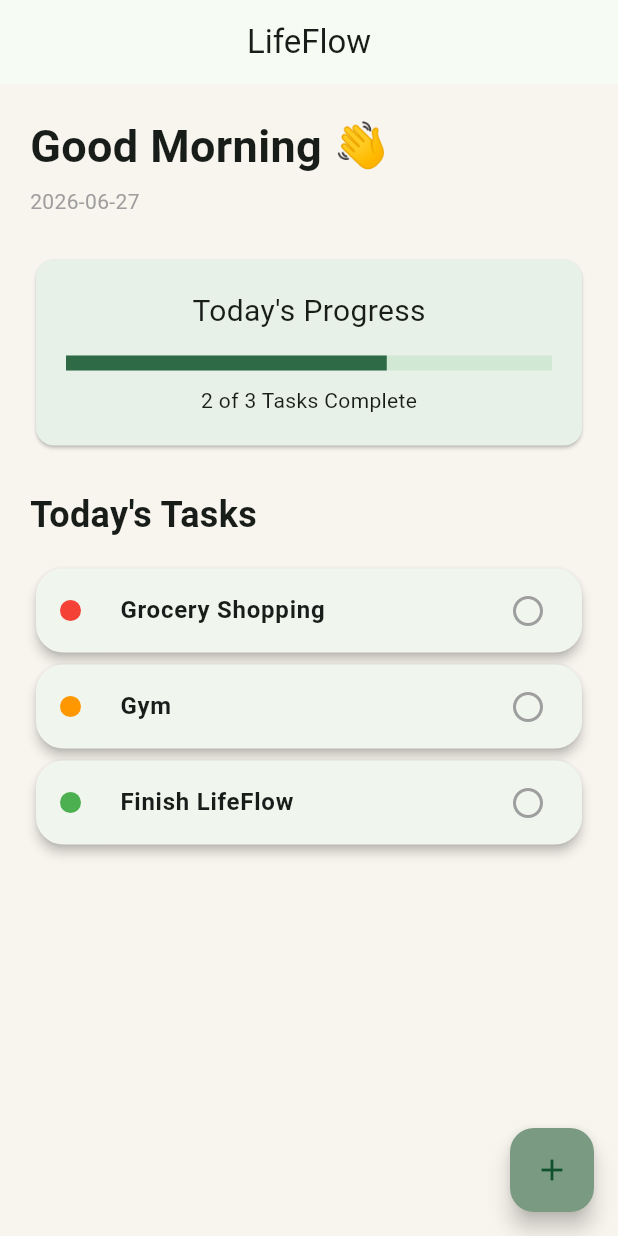
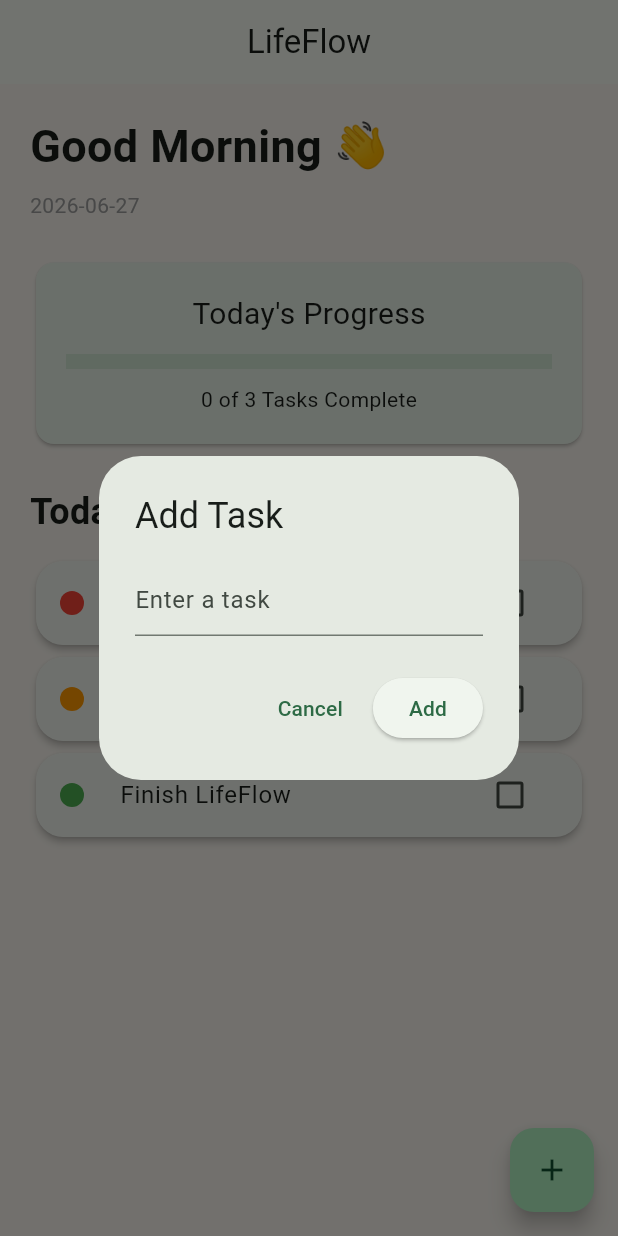
Before and after one commit to velquitas/LifeFlow, a Flutter app: the screen it shows after launch, after a tap on the "add" icon, on a phone screen of 412 x 824 dp. Run offline on Flutter 3.47's test engine with Material 3 defaults, Android fonts, the phone set to English and light mode, and no system bars; our stand-ins replace shared_preferences.

Commit message:
Reorganize screens into feature folders

```diff
--- /dev/null
+++ b/lib/models/task.dart
@@ -0,0 +1,29 @@
+import 'package:flutter/material.dart';
+
+class Task {
+  String title;
+  Color priorityColor;
+  bool isCompleted;
+
+  Task({
+    required this.title,
+    required this.priorityColor,
+    this.isCompleted = false,
+  });
+
+  Map<String, dynamic> toJson() {
+    return {
+      'title': title,
+      'priorityColor': priorityColor.toARGB32(),
+      'isCompleted': isCompleted,
+    };
+  }
+
+  factory Task.fromJson(Map<String, dynamic> json) {
+    return Task(
+      title: json['title'],
+      priorityColor: Color(json['priorityColor']),
+      isCompleted: json['isCompleted'],
+    );
+  }
+}
--- /dev/null
+++ b/lib/screens/Home/home_screen.dart
@@ -0,0 +1,201 @@
+import 'package:flutter/material.dart';
+
+import '../../models/task.dart';
+import '../../services/storage_service.dart';
+import '../../widgets/task_card.dart';
+
+class HomeScreen extends StatefulWidget {
+  const HomeScreen({super.key});
+
+  @override
+  State<HomeScreen> createState() => _HomeScreenState();
+}
+
+class _HomeScreenState extends State<HomeScreen> {
+  final TextEditingController taskController = TextEditingController();
+
+  final List<Task> tasks = [
+    Task(title: "Grocery Shopping", priorityColor: Colors.red),
+    Task(title: "Gym", priorityColor: Colors.orange),
+    Task(title: "Finish LifeFlow", priorityColor: Colors.green),
+  ];
+
+  int get completedTasks =>
+      tasks.where((t) => t.isCompleted).length;
+
+  double get progress =>
+      tasks.isEmpty ? 0 : completedTasks / tasks.length;
+
+  @override
+  void initState() {
+    super.initState();
+    loadTasks();
+  }
+
+  Future<void> loadTasks() async {
+    final saved = await StorageService.loadTasks();
+
+    if (!mounted) return;
+
+    if (saved.isNotEmpty) {
+      setState(() {
+        tasks
+          ..clear()
+          ..addAll(saved);
+      });
+    }
+  }
+
+  Future<void> saveTasks() async {
+    await StorageService.saveTasks(tasks);
+  }
+
+  @override
+  void dispose() {
+    taskController.dispose();
+    super.dispose();
+  }
+
+  void _showAddTaskDialog() {
+    showDialog(
+      context: context,
+      builder: (_) => AlertDialog(
+        title: const Text("Add Task"),
+        content: TextField(
+          controller: taskController,
+          decoration:
+              const InputDecoration(hintText: "Enter a task"),
+        ),
+        actions: [
+          TextButton(
+            onPressed: () => Navigator.pop(context),
+            child: const Text("Cancel"),
+          ),
+          ElevatedButton(
+            onPressed: () {
+              if (taskController.text.trim().isEmpty) return;
+
+              setState(() {
+                tasks.add(
+                  Task(
+                    title: taskController.text.trim(),
+                    priorityColor: Colors.blue,
+                  ),
+                );
+              });
+
+              saveTasks();
+              taskController.clear();
+
+              Navigator.pop(context);
+            },
+            child: const Text("Add"),
+          ),
+        ],
+      ),
+    );
+  }
+
+  @override
+  Widget build(BuildContext context) {
+    return Scaffold(
+      appBar: AppBar(
+        title: const Text("LifeFlow"),
+        centerTitle: true,
+      ),
+      floatingActionButton: FloatingActionButton(
+        onPressed: _showAddTaskDialog,
+        child: const Icon(Icons.add),
+      ),
+      body: Padding(
+        padding: const EdgeInsets.all(20),
+        child: ListView(
+          children: [
+            const Text(
+              "Good Morning 👋",
+              style: TextStyle(
+                fontSize: 30,
+                fontWeight: FontWeight.bold,
+              ),
+            ),
+            const SizedBox(height: 8),
+            Text(
+              DateTime.now().toString().substring(0, 10),
+              style: const TextStyle(color: Colors.grey),
+            ),
+            const SizedBox(height: 24),
+            Card(
+              color: const Color(0xFFE8F1E7),
+              child: Padding(
+                padding: const EdgeInsets.all(20),
+                child: Column(
+                  children: [
+                    const Text(
+                      "Today's Progress",
+                      style: TextStyle(fontSize: 20),
+                    ),
+                    const SizedBox(height: 12),
+                    LinearProgressIndicator(
+                      value: progress,
+                      minHeight: 10,
+                    ),
+                    const SizedBox(height: 10),
+                    Text(
+                      "$completedTasks of ${tasks.length} Tasks Complete",
+                    ),
+                  ],
+                ),
+              ),
+            ),
+            const SizedBox(height: 24),
+            const Text(
+              "Today's Tasks",
+              style: TextStyle(
+                fontSize: 24,
+                fontWeight: FontWeight.bold,
+              ),
+            ),
+            const SizedBox(height: 12),
+            ...tasks.map((task) {
+              return Dismissible(
+                key: ValueKey(task.title),
+                background: Container(
+                  color: Colors.red,
+                  alignment: Alignment.centerRight,
+                  padding: const EdgeInsets.only(right: 20),
+                  child: const Icon(
+                    Icons.delete,
+                    color: Colors.white,
+                  ),
+                ),
+                onDismissed: (_) {
+                  setState(() {
+                    tasks.remove(task);
+                  });
+                  saveTasks();
+
+                  ScaffoldMessenger.of(context).showSnackBar(
+                    SnackBar(
+                      content: Text("${task.title} deleted"),
+                    ),
+                  );
+                },
+                child: TaskCard(
+                  title: task.title,
+                  priorityColor: task.priorityColor,
+                  isCompleted: task.isCompleted,
+                  onTap: () {
+                    setState(() {
+                      task.isCompleted = !task.isCompleted;
+                    });
+                    saveTasks();
+                  },
+                ),
+              );
+            }),
+          ],
+        ),
+      ),
+    );
+  }
+}
--- a/lib/main.dart
+++ b/lib/screens/Home/main.dart
@@ -1,5 +1,5 @@
 import 'package:flutter/material.dart';
-import 'screens/home_screen.dart';
+import 'home_screen.dart';
 
 void main() {
   runApp(const LifeFlowApp());
--- a/lib/screens/home_screen.dart
+++ /dev/null
@@ -1,96 +0,0 @@
-import 'package:flutter/material.dart';
-import '../widgets/task_card.dart';
-
-class HomeScreen extends StatelessWidget {
-  const HomeScreen({super.key});
-
-  @override
-  Widget build(BuildContext context) {
-    return Scaffold(
-      appBar: AppBar(
-        title: const Text("LifeFlow"),
-        centerTitle: true,
-      ),
-      floatingActionButton: FloatingActionButton(
-        backgroundColor: const Color(0xFF7A9B82),
-        onPressed: () {},
-        child: const Icon(Icons.add),
-      ),
-      body: Padding(
-        padding: const EdgeInsets.all(20),
-        child: ListView(
-          children: [
-
-            const Text(
-              "Good Morning 👋",
-              style: TextStyle(
-                fontSize: 30,
-                fontWeight: FontWeight.bold,
-              ),
-            ),
-
-            const SizedBox(height: 5),
-
-            Text(
-              DateTime.now().toString().substring(0,10),
-              style: const TextStyle(
-                color: Colors.grey,
-              ),
-            ),
-
-            const SizedBox(height: 25),
-
-            Card(
-              color: const Color(0xFFE8F1E7),
-              child: const Padding(
-                padding: EdgeInsets.all(20),
-                child: Column(
-                  children: [
-                    Text(
-                      "Today's Progress",
-                      style: TextStyle(fontSize:20),
-                    ),
-                    SizedBox(height:15),
-                    LinearProgressIndicator(
-                      value: .66,
-                      minHeight:10,
-                    ),
-                    SizedBox(height:10),
-                    Text("2 of 3 Tasks Complete")
-                  ],
-                ),
-              ),
-            ),
-
-            const SizedBox(height:25),
-
-            const Text(
-              "Today's Tasks",
-              style: TextStyle(
-                fontSize:24,
-                fontWeight: FontWeight.bold,
-              ),
-            ),
-
-            const SizedBox(height:15),
-
-            const TaskCard(
-              title: "Grocery Shopping",
-              priorityColor: Colors.red,
-            ),
-
-            const TaskCard(
-              title: "Gym",
-              priorityColor: Colors.orange,
-            ),
-
-            const TaskCard(
-              title: "Finish LifeFlow",
-              priorityColor: Colors.green,
-            ),
-          ],
-        ),
-      ),
-    );
-  }
-}
--- /dev/null
+++ b/lib/services/storage_service.dart
@@ -0,0 +1,32 @@
+import 'dart:convert';
+
+import 'package:shared_preferences/shared_preferences.dart';
+
+import '../models/task.dart';
+
+class StorageService {
+  static const _taskKey = 'tasks';
+
+  static Future<void> saveTasks(List<Task> tasks) async {
+    final prefs = await SharedPreferences.getInstance();
+
+    final taskList =
+        tasks.map((task) => jsonEncode(task.toJson())).toList();
+
+    await prefs.setStringList(_taskKey, taskList);
+  }
+
+  static Future<List<Task>> loadTasks() async {
+    final prefs = await SharedPreferences.getInstance();
+
+    final taskList = prefs.getStringList(_taskKey);
+
+    if (taskList == null) {
+      return [];
+    }
+
+    return taskList
+        .map((task) => Task.fromJson(jsonDecode(task)))
+        .toList();
+  }
+}
--- a/lib/widgets/task_card.dart
+++ b/lib/widgets/task_card.dart
@@ -3,40 +3,39 @@ import 'package:flutter/material.dart';
 class TaskCard extends StatelessWidget {
   final String title;
   final Color priorityColor;
-  final bool completed;
+  final bool isCompleted;
+  final VoidCallback onTap;
 
   const TaskCard({
     super.key,
     required this.title,
     required this.priorityColor,
-    this.completed = false,
+    required this.isCompleted,
+    required this.onTap,
   });
 
   @override
   Widget build(BuildContext context) {
     return Card(
-      elevation: 3,
+      elevation: 2,
       shape: RoundedRectangleBorder(
         borderRadius: BorderRadius.circular(18),
       ),
       child: ListTile(
         leading: CircleAvatar(
-          radius: 7,
+          radius: 8,
           backgroundColor: priorityColor,
         ),
         title: Text(
           title,
           style: TextStyle(
             decoration:
-                completed ? TextDecoration.lineThrough : null,
-            fontWeight: FontWeight.w600,
+                isCompleted ? TextDecoration.lineThrough : null,
           ),
         ),
-        trailing: Icon(
-          completed
-              ? Icons.check_circle
-              : Icons.radio_button_unchecked,
-          color: completed ? Colors.green : Colors.grey,
+        trailing: Checkbox(
+          value: isCompleted,
+          onChanged: (_) => onTap(),
         ),
       ),
     );
--- a/pubspec.yaml
+++ b/pubspec.yaml
@@ -28,6 +28,7 @@ environment:
 # the latest version available on pub.dev. To see which dependencies have newer
 # versions available, run `flutter pub outdated`.
 dependencies:
+  shared_preferences: ^2.5.3
   flutter:
     sdk: flutter
 
```
Also changed, not shown: lib/screens/budget_screen.dart (added), lib/screens/planner_screen.dart (added), lib/screens/profile_screen.dart (added), lib/screens/tasks_screen.dart (added), pubspec.lock, 2 other files.
